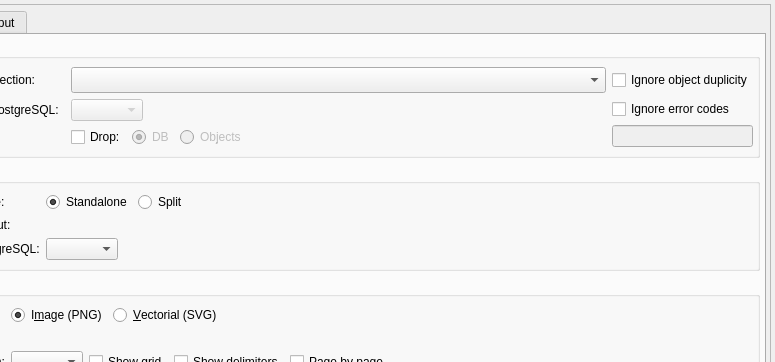
The window that libs/libgui/ui/tools/modelexportform.ui (pgmodeler/pgmodeler) describes before a commit, drawn with Qt 5; both pictures show x 111 to 886 and y 0 to 362 of the 886 by 702 pixel window.
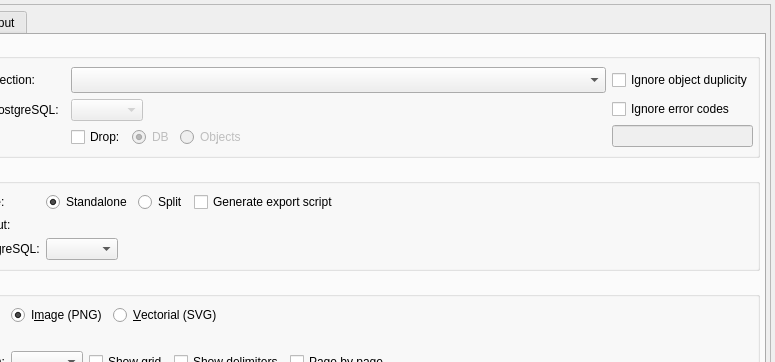
The same window after the commit. Icons and pictures are not drawn.

Commit message: Adding support for export script for split sql files export mode. (WIP)

What changed in the file:
```diff
--- a/libs/libgui/ui/tools/modelexportform.ui
+++ b/libs/libgui/ui/tools/modelexportform.ui
@@ -771,7 +771,7 @@
                   <item>
                    <widget class="QRadioButton" name="sql_split_rb">
                     <property name="sizePolicy">
-                     <sizepolicy hsizetype="Expanding" vsizetype="Fixed">
+                     <sizepolicy hsizetype="Fixed" vsizetype="Fixed">
                       <horstretch>0</horstretch>
                       <verstretch>0</verstretch>
                      </sizepolicy>
@@ -787,6 +787,22 @@
                     </property>
                    </widget>
                   </item>
+                  <item>
+                   <widget class="QCheckBox" name="gen_script_chk">
+                    <property name="sizePolicy">
+                     <sizepolicy hsizetype="Expanding" vsizetype="Fixed">
+                      <horstretch>0</horstretch>
+                      <verstretch>0</verstretch>
+                     </sizepolicy>
+                    </property>
+                    <property name="toolTip">
+                     <string>&lt;p&gt;Generates an export script that can be used to automate the execution of all created SQL files directly on a database server.&lt;/p&gt;</string>
+                    </property>
+                    <property name="text">
+                     <string>Generate export script</string>
+                    </property>
+                   </widget>
+                  </item>
                  </layout>
                 </item>
                </layout>
```
Left out of the diff: 160 changed lines with no effect on the pictures. The commit also changes 11 other files.
